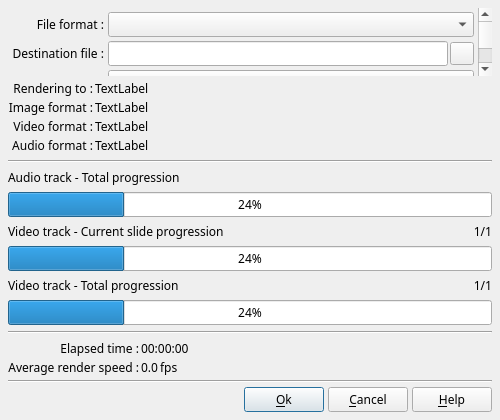
Above: DlgRenderVideo.ui from boenki/ffdiaporama before the change. Below: the same form after it.
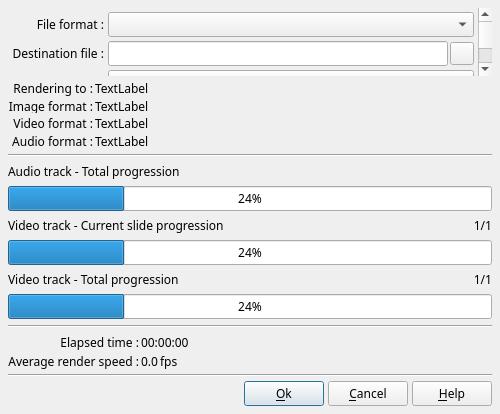
That is the form after the change. Icons and pictures are not drawn.

The edit to the form file:
```diff
--- a/DlgRenderVideo.ui
+++ b/DlgRenderVideo.ui
@@ -7,7 +7,7 @@
     <x>0</x>
     <y>0</y>
     <width>500</width>
-    <height>420</height>
+    <height>414</height>
    </rect>
   </property>
   <property name="minimumSize">
```
Left out of the diff: 45 changed lines with no effect on the pictures.
